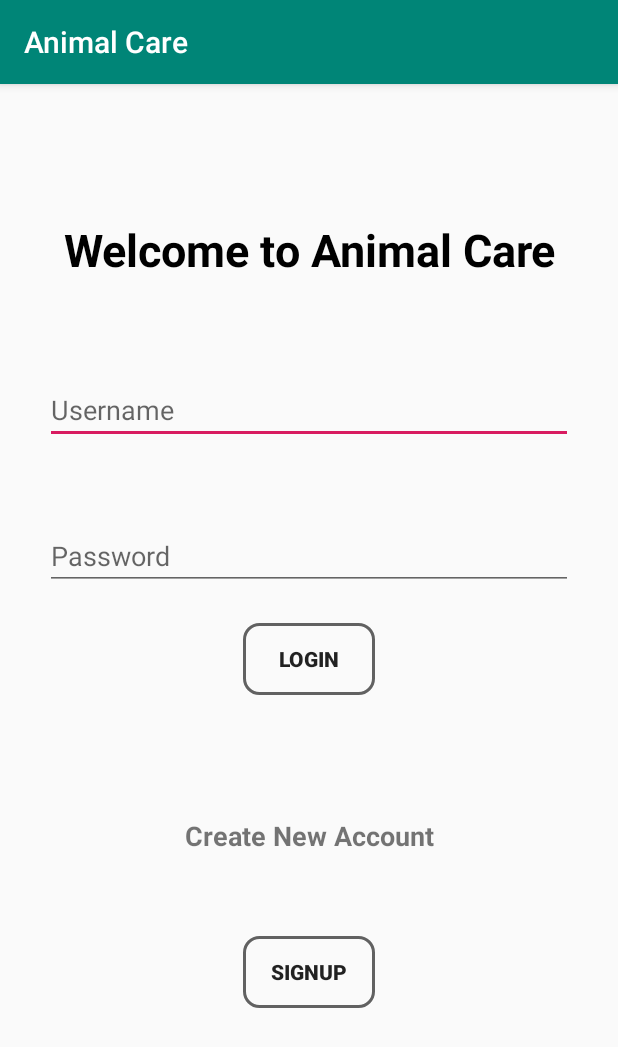
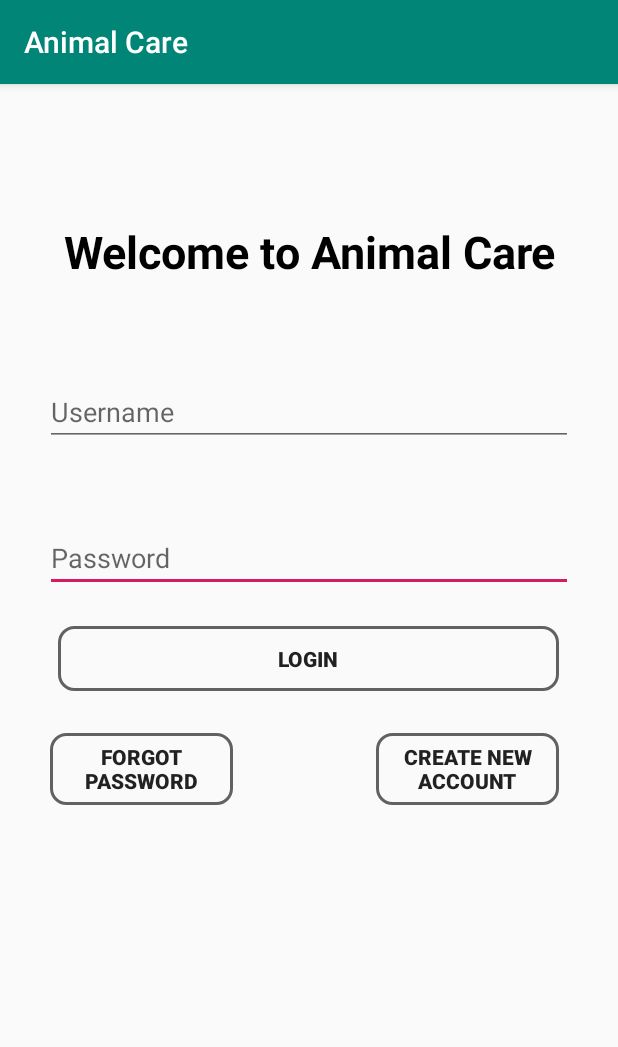
Before and after one commit to atharvakale31/AnimalCare, an Android app: the screen it shows after launch (MainActivity), on a phone screen of 412 x 824 dp. Shown: the top 1047 px of the screen. Run offline under Robolectric (Android 15) with nearby library versions, the phone set to English and light mode, and no system bars; our stand-ins replace Firebase (no records; nobody signed in at launch, a user with empty details on screens opened directly).

Commit message:
Signup page and login page UI change

```diff
--- a/app/src/main/AndroidManifest.xml
+++ b/app/src/main/AndroidManifest.xml
@@ -26,7 +26,9 @@
         <activity android:name=".Signup" />
         <activity android:name=".profile"/>
         <activity android:name=".editprofile"/>
+        <activity android:name=".ForgotPass"/>
         <activity android:name=".MainActivity">
+
             <intent-filter>
                 <action android:name="android.intent.action.MAIN" />
 
--- a/app/src/main/java/com/example/animalcare/MainActivity.java
+++ b/app/src/main/java/com/example/animalcare/MainActivity.java
@@ -24,7 +24,7 @@
 
 public class MainActivity extends AppCompatActivity {
     FirebaseAuth fb;
-    Button signUp, loginBtn;
+    Button signUp, loginBtn,frgtpass;
     EditText userName, userPassword;
     String email,pwd;
     DatabaseReference databaseReference;
@@ -45,11 +45,19 @@
             startActivity(i);
         }
 
-
+        frgtpass=findViewById(R.id.frgtpassbutton);
         signUp = findViewById(R.id.Signupbtn);
         loginBtn = findViewById(R.id.Loginbtn);
         userName = findViewById(R.id.LoginUsername);
         userPassword = findViewById(R.id.LoginPassword);
+
+
+        frgtpass.setOnClickListener(new View.OnClickListener() {
+            @Override
+            public void onClick(View view) {
+                startActivity(new Intent(MainActivity.this, ForgotPass.class));
+            }
+        });
 
         signUp.setOnClickListener(new View.OnClickListener() {
             @Override
--- a/app/src/main/res/layout/activity_main.xml
+++ b/app/src/main/res/layout/activity_main.xml
@@ -6,21 +6,68 @@
     android:layout_height="match_parent"
     tools:context=".MainActivity">
 
-    <TextView
-        android:id="@+id/Maintext"
-        android:layout_width="345dp"
-        android:layout_height="63dp"
-        android:layout_marginTop="104dp"
-        android:text="Welcome to Animal Care"
-        android:textAlignment="center"
-        android:textColor="@color/common_google_signin_btn_text_dark_focused"
-        android:textSize="30sp"
+    <Button
+        android:id="@+id/Loginbtn"
+        android:layout_width="334dp"
+        android:layout_height="43dp"
+        android:background="@drawable/border_frame"
+        android:text="Login"
         android:textStyle="bold"
-        app:layout_constraintBottom_toTopOf="@+id/LoginUsername"
+        app:layout_constraintBottom_toBottomOf="parent"
+        app:layout_constraintEnd_toEndOf="parent"
+        app:layout_constraintHorizontal_bias="0.498"
+        app:layout_constraintStart_toStartOf="parent"
+        app:layout_constraintTop_toTopOf="parent"
+        app:layout_constraintVertical_bias="0.499" />
+
+    <Button
+        android:id="@+id/Signupbtn"
+        android:layout_width="122dp"
+        android:layout_height="48dp"
+        android:layout_marginStart="250dp"
+        android:layout_marginTop="414dp"
+        android:layout_marginEnd="39dp"
+        android:layout_marginBottom="269dp"
+        android:background="@drawable/border_frame"
+        android:text="Create New Account"
+        android:textStyle="bold"
+        app:layout_constraintBottom_toBottomOf="parent"
+        app:layout_constraintEnd_toEndOf="parent"
+        app:layout_constraintStart_toEndOf="@+id/frgtpassbutton"
+        app:layout_constraintStart_toStartOf="parent"
+        app:layout_constraintTop_toTopOf="parent" />
+
+    <Button
+        android:id="@+id/frgtpassbutton"
+        android:layout_width="122dp"
+        android:layout_height="wrap_content"
+        android:layout_marginStart="33dp"
+        android:layout_marginTop="414dp"
+        android:layout_marginEnd="95dp"
+        android:layout_marginBottom="269dp"
+        android:background="@drawable/border_frame"
+        android:text="Forgot Password"
+        android:textStyle="bold"
+        app:layout_constraintBottom_toBottomOf="parent"
+        app:layout_constraintEnd_toStartOf="@+id/Signupbtn"
+        app:layout_constraintStart_toStartOf="parent"
+        app:layout_constraintTop_toTopOf="parent" />
+
+    <EditText
+        android:id="@+id/LoginPassword"
+        android:layout_width="match_parent"
+        android:layout_height="wrap_content"
+        android:layout_marginStart="30dp"
+        android:layout_marginTop="26dp"
+        android:layout_marginEnd="30dp"
+        android:layout_marginBottom="36dp"
+        android:ems="10"
+        android:hint="Password"
+        android:inputType="textPassword"
+        app:layout_constraintBottom_toTopOf="@+id/Loginbtn"
         app:layout_constraintEnd_toEndOf="parent"
         app:layout_constraintStart_toStartOf="parent"
-        app:layout_constraintTop_toTopOf="parent"
-        app:layout_constraintVertical_bias="0.0" />
+        app:layout_constraintTop_toBottomOf="@+id/LoginUsername" />
 
     <EditText
         android:id="@+id/LoginUsername"
@@ -38,61 +85,19 @@
         app:layout_constraintStart_toStartOf="parent"
         app:layout_constraintTop_toBottomOf="@+id/Maintext" />
 
-    <EditText
-        android:id="@+id/LoginPassword"
-        android:layout_width="match_parent"
-        android:layout_height="wrap_content"
-        android:layout_marginStart="30dp"
-        android:layout_marginTop="26dp"
-        android:layout_marginEnd="30dp"
-        android:layout_marginBottom="36dp"
-        android:ems="10"
-        android:hint="Password"
-        android:inputType="textPassword"
-        app:layout_constraintBottom_toTopOf="@+id/Loginbtn"
+    <TextView
+        android:id="@+id/Maintext"
+        android:layout_width="345dp"
+        android:layout_height="63dp"
+        android:layout_marginTop="104dp"
+        android:text="Welcome to Animal Care"
+        android:textAlignment="center"
+        android:textColor="@color/common_google_signin_btn_text_dark_focused"
+        android:textSize="30sp"
+        android:textStyle="bold"
+        app:layout_constraintBottom_toTopOf="@+id/LoginUsername"
         app:layout_constraintEnd_toEndOf="parent"
         app:layout_constraintStart_toStartOf="parent"
-        app:layout_constraintTop_toBottomOf="@+id/LoginUsername" />
-
-    <Button
-        android:id="@+id/Loginbtn"
-        android:layout_width="wrap_content"
-        android:layout_height="wrap_content"
-        android:background="@drawable/border_frame"
-        android:text="Login"
-        android:textStyle="bold"
-        app:layout_constraintBottom_toBottomOf="parent"
-        app:layout_constraintEnd_toEndOf="parent"
-        app:layout_constraintHorizontal_bias="0.501"
-        app:layout_constraintStart_toStartOf="parent"
         app:layout_constraintTop_toTopOf="parent"
-        app:layout_constraintVertical_bias="0.499" />
-
-    <Button
-        android:id="@+id/Signupbtn"
-        android:layout_width="wrap_content"
-        android:layout_height="wrap_content"
-        android:layout_marginBottom="152dp"
-        android:background="@drawable/border_frame"
-        android:text="SignUp"
-        android:textStyle="bold"
-        app:layout_constraintBottom_toBottomOf="parent"
-        app:layout_constraintEnd_toEndOf="parent"
-        app:layout_constraintHorizontal_bias="0.501"
-        app:layout_constraintStart_toStartOf="parent" />
-
-    <TextView
-        android:id="@+id/textView"
-        android:layout_width="247dp"
-        android:layout_height="30dp"
-        android:layout_marginTop="75dp"
-        android:layout_marginBottom="44dp"
-        android:text="Create New Account"
-        android:textAlignment="center"
-        android:textSize="18sp"
-        android:textStyle="bold"
-        app:layout_constraintBottom_toTopOf="@+id/Signupbtn"
-        app:layout_constraintEnd_toEndOf="parent"
-        app:layout_constraintStart_toStartOf="parent"
-        app:layout_constraintTop_toBottomOf="@+id/Loginbtn" />
+        app:layout_constraintVertical_bias="0.0" />
 </androidx.constraintlayout.widget.ConstraintLayout>
```
